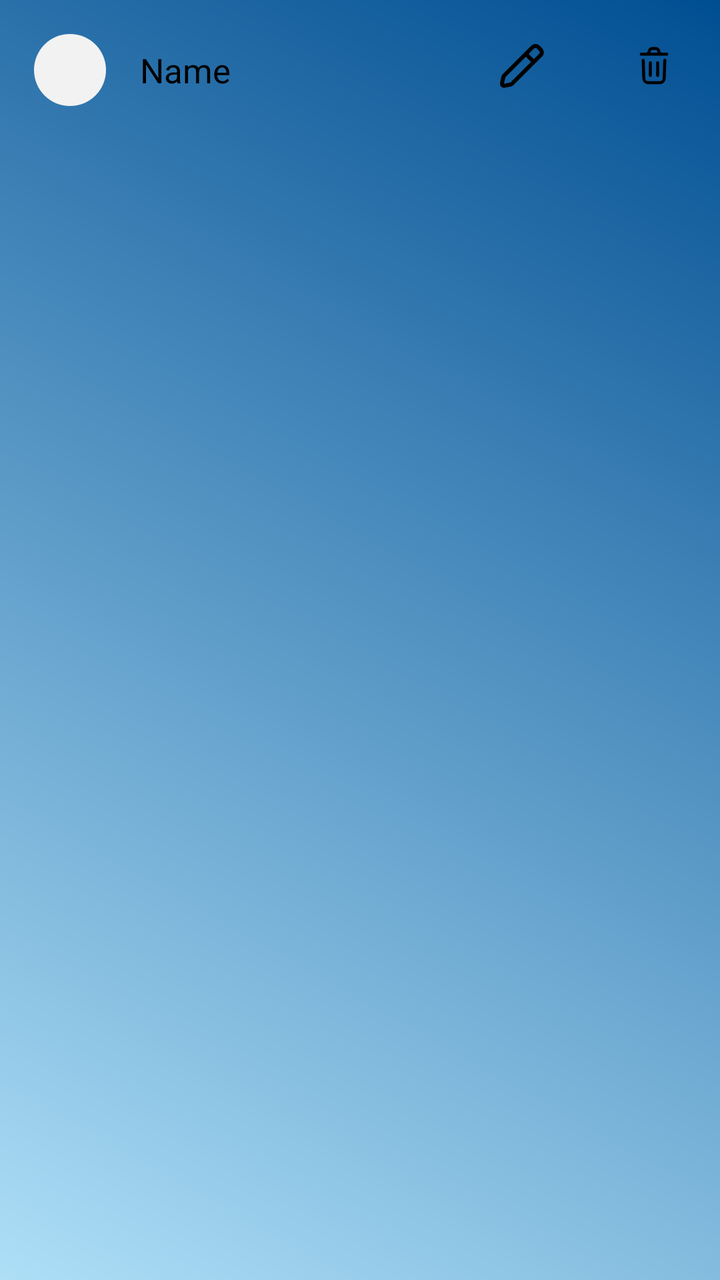
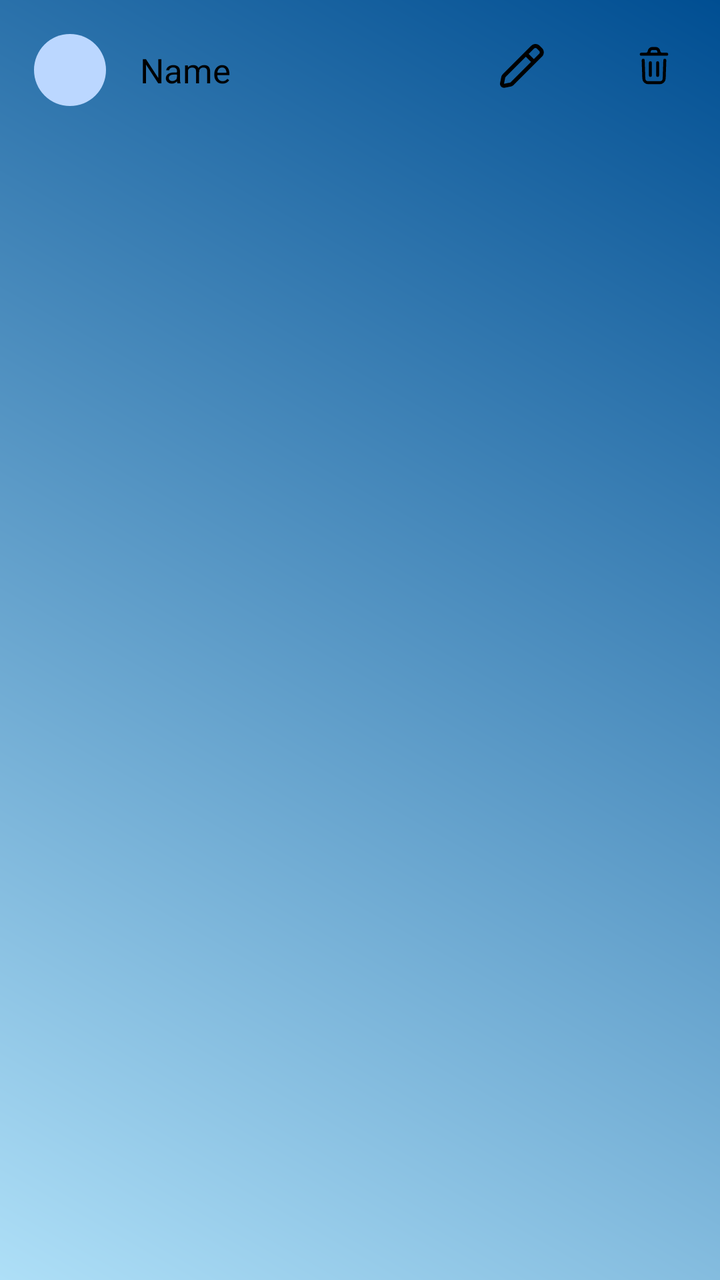

An Android layout rendered at two revisions. The XML below is the earlier revision; the diff shows what the commit changed to produce the second picture.
<!-- AndroidManifest.xml: application theme Theme.Budget_Planner -->
<!-- res/layout/category_listview_design.xml -->
<?xml version="1.0" encoding="utf-8"?>
<RelativeLayout xmlns:android="http://schemas.android.com/apk/res/android"
    android:layout_width="match_parent"
    android:layout_height="match_parent"
    xmlns:app="http://schemas.android.com/apk/res-auto">
    <RelativeLayout
        android:layout_width="match_parent"
        android:layout_height="wrap_content"
        android:orientation="horizontal">
        <ImageView
            android:id="@+id/image"
            android:layout_width="50dp"
            android:layout_height="50dp"
            android:layout_margin="10dp"
            android:background="@drawable/circle_drawable"
            android:scaleType="centerInside"/>

        <TextView
            android:id="@+id/name"
            android:layout_width="wrap_content"
            android:layout_height="wrap_content"
            android:layout_centerVertical="true"
            android:layout_toRightOf="@+id/image"
            android:text="Name"
            android:textColor="?android:attr/textColor"
            android:textSize="17dp" />
        <ImageView
            android:id="@+id/tick_mark"
            android:layout_width="50dp"
            android:layout_height="50dp"
            android:layout_centerVertical="true"
            android:src="@drawable/selected_tick"
            android:layout_alignParentRight="true"
            android:layout_marginHorizontal="15dp"
            android:visibility="gone"
            />

        <LinearLayout
            android:layout_width="wrap_content"
            android:layout_height="wrap_content"
            android:layout_alignParentRight="true"
            android:orientation="horizontal">

            <com.google.android.material.floatingactionbutton.FloatingActionButton
                android:id="@+id/edit"
                android:layout_width="wrap_content"
                android:layout_height="wrap_content"
                android:layout_margin="5dp"
                android:backgroundTint="@android:color/transparent"
                android:src="@drawable/edit_svgrepo_com"
                android:stateListAnimator="@animator/button_state_list_animator"
                app:borderWidth="0dp"
                app:elevation="0dp"
                app:tint="?android:attr/textColor" />

            <com.google.android.material.floatingactionbutton.FloatingActionButton
                android:id="@+id/delete_cat"
                android:layout_width="wrap_content"
                android:layout_height="wrap_content"
                android:layout_margin="5dp"
                android:backgroundTint="@android:color/transparent"
                android:src="@drawable/delete"
                app:borderWidth="0dp"
                app:elevation="0dp"
                android:stateListAnimator="@animator/button_state_list_animator"
                app:tint="?android:attr/textColor" />

        </LinearLayout>

    </RelativeLayout>

</RelativeLayout>
<!-- resources referenced by this layout -->
<resources>
  <!-- drawable circle_drawable (drawable) -->
  <inset xmlns:android="http://schemas.android.com/apk/res/android"
      android:insetLeft="7dp"
      android:insetTop="7dp"
      android:insetRight="7dp"
      android:insetBottom="7dp">
  
      <shape android:shape="oval">
          <solid android:color="#F2F2F2"/> 
          <size android:width="40dp" android:height="40dp"/> 
      </shape>
  
  </inset>
  <!-- drawable edit_svgrepo_com (drawable) -->
  <vector xmlns:android="http://schemas.android.com/apk/res/android"
      android:width="800dp"
      android:height="800dp"
      android:viewportWidth="24"
      android:viewportHeight="24">
    <path
        android:pathData="M20.848,1.879C19.676,0.707 17.777,0.707 16.605,1.879L2.447,16.036C2.029,16.455 1.743,16.989 1.627,17.569L1.04,20.505C0.76,21.904 1.994,23.138 3.393,22.858L6.329,22.271C6.909,22.155 7.443,21.869 7.862,21.451L22.019,7.293C23.191,6.121 23.191,4.222 22.019,3.05L20.848,1.879ZM18.019,3.293C18.41,2.902 19.043,2.902 19.434,3.293L20.605,4.464C20.996,4.855 20.996,5.488 20.605,5.879L17.933,8.55L15.348,5.964L18.019,3.293ZM13.933,7.379L3.862,17.451C3.722,17.59 3.627,17.768 3.588,17.962L3.001,20.897L5.936,20.31C6.13,20.271 6.308,20.176 6.447,20.036L16.519,9.964L13.933,7.379Z"
        android:fillColor="?android:attr/textColor"
        android:fillType="evenOdd"/>
  </vector>
  <!-- drawable selected_tick (drawable) -->
  <vector xmlns:android="http://schemas.android.com/apk/res/android"
      android:width="800dp"
      android:height="800dp"
      android:viewportWidth="25"
      android:viewportHeight="25">
    <path
        android:pathData="M5.5,13L10.167,17.5L19.5,8.5"
        android:strokeLineJoin="round"
        android:strokeWidth="1.5"
        android:fillColor="#00000000"
        android:strokeColor="#BBD7FF"
        android:strokeLineCap="round"/>
  </vector>
  <style name="Theme.Budget_Planner" parent="Base.Theme.Budget_Planner" />
  <style name="Base.Theme.Budget_Planner" parent="Theme.Material3.DayNight.NoActionBar">
          
          <item name="android:windowBackground">@drawable/backgroung_gradient</item>
          
          <item name="colorPrimary">#EDEDED</item>
          
          <item name="colorPrimaryVariant">#BBD7FF</item>
          
          <item name="colorOnPrimary">#004E92</item>
          
          <item name="android:textColor">@color/black</item>
          
          <item name="colorOnSecondary">#004E92</item>
          
          <item name="colorSecondary">#EDEDED</item>
          
          <item name="colorSecondaryVariant">#EDEDED</item>
          
          <item name="colorTertiary">#E3E3E3</item>
          
          <item name="colorOnTertiary">#1A001F54</item>
          <item name="android:drawableTint">#B3292D32</item>
  
          <item name="android:statusBarColor">#004E92</item>
      </style>
  <!-- drawable backgroung_gradient (drawable) -->
  <?xml version="1.0" encoding="utf-8"?>
  <shape xmlns:android="http://schemas.android.com/apk/res/android">
      <gradient
          android:type="linear"
          android:angle="45"
          android:startColor="#AEDFF7"
          android:endColor="#004E92"></gradient>
  </shape>
  <color name="black">#FF000000</color>
  <!-- unchanged entries left out for length: 1 -->
</resources>

<!-- the commit's change to res/layout/category_listview_design.xml (unified diff, before → after) -->
@@ -7,13 +7,17 @@
         android:layout_width="match_parent"
         android:layout_height="wrap_content"
         android:orientation="horizontal">
+
         <ImageView
             android:id="@+id/image"
             android:layout_width="50dp"
             android:layout_height="50dp"
-            android:layout_margin="10dp"
+            android:layout_marginStart="10dp"
+            android:layout_marginTop="10dp"
+            android:layout_marginEnd="10dp"
+            android:layout_marginBottom="10dp"
             android:background="@drawable/circle_drawable"
-            android:scaleType="centerInside"/>
+            android:scaleType="centerInside" />
 
         <TextView
             android:id="@+id/name"
<!-- resource entries referenced after the edit -->
@@ -8,7 +8,7 @@
       android:insetBottom="7dp">
   
       <shape android:shape="oval">
-          <solid android:color="#F2F2F2"/> 
+          <solid android:color="?attr/colorSecondaryVariant"/> 
           <size android:width="40dp" android:height="40dp"/> 
       </shape>
   
@@ -35,7 +35,7 @@
         android:strokeLineJoin="round"
         android:strokeWidth="1.5"
         android:fillColor="#00000000"
-        android:strokeColor="#BBD7FF"
+        android:strokeColor="?attr/colorSecondaryVariant"
         android:strokeLineCap="round"/>
   </vector>
   <style name="Theme.Budget_Planner" parent="Base.Theme.Budget_Planner" />
@@ -55,11 +55,12 @@
           
           <item name="colorSecondary">#EDEDED</item>
           
-          <item name="colorSecondaryVariant">#EDEDED</item>
+          <item name="colorSecondaryVariant">#BBD7FF</item>
           
           <item name="colorTertiary">#E3E3E3</item>
           
           <item name="colorOnTertiary">#1A001F54</item>
+  
           <item name="android:drawableTint">#B3292D32</item>
   
           <item name="android:statusBarColor">#004E92</item>
